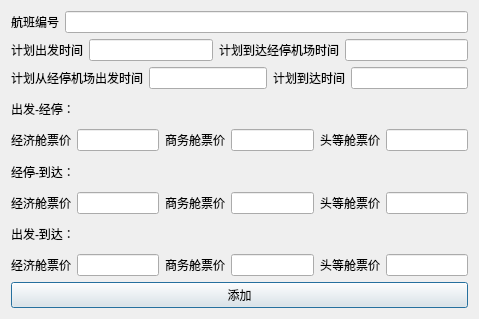
This is add_flight.ui in Russell-A/database-course-design as Qt 5 draws it before an edit. The edited form follows.
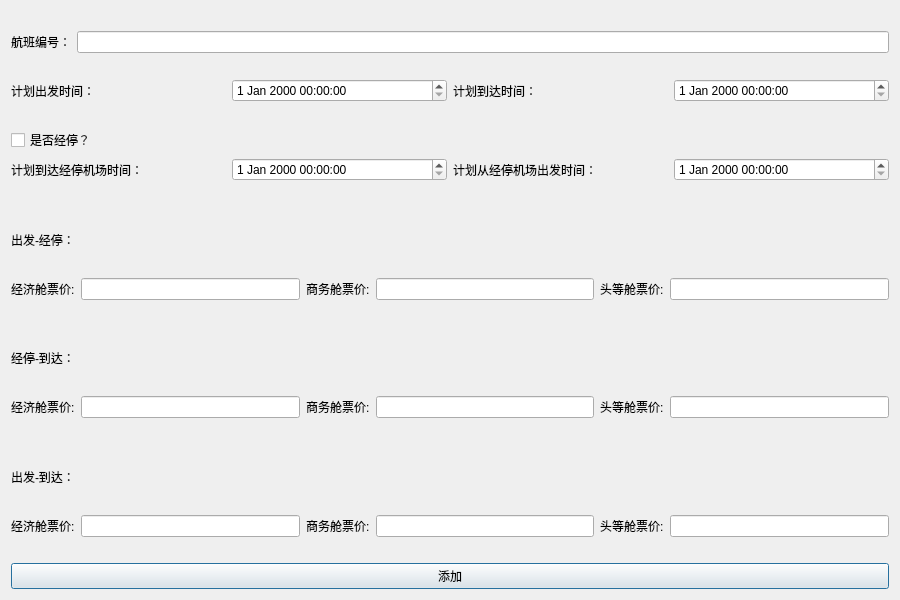
This is the edited form.

Diff of the .ui file:
```diff
--- a/add_flight.ui
+++ b/add_flight.ui
@@ -9,8 +9,8 @@
    <rect>
     <x>0</x>
     <y>0</y>
-    <width>479</width>
-    <height>319</height>
+    <width>900</width>
+    <height>600</height>
    </rect>
   </property>
   <property name="windowTitle">
@@ -22,12 +22,25 @@
   <layout class="QVBoxLayout" name="verticalLayout_2">
    <item>
     <layout class="QVBoxLayout" name="verticalLayout">
+     <item>
+      <spacer name="horizontalSpacer_6">
+       <property name="orientation">
+        <enum>Qt::Horizontal</enum>
+       </property>
+       <property name="sizeHint" stdset="0">
+        <size>
+         <width>40</width>
+         <height>20</height>
+        </size>
+       </property>
+      </spacer>
+     </item>
      <item>
       <layout class="QHBoxLayout" name="horizontalLayout">
        <item>
         <widget class="QLabel" name="label_hbbh">
          <property name="text">
-          <string>航班编号</string>
+          <string>航班编号：</string>
          </property>
         </widget>
        </item>
@@ -36,54 +49,103 @@
        </item>
       </layout>
      </item>
+     <item>
+      <spacer name="horizontalSpacer_5">
+       <property name="orientation">
+        <enum>Qt::Horizontal</enum>
+       </property>
+       <property name="sizeHint" stdset="0">
+        <size>
+         <width>40</width>
+         <height>20</height>
+        </size>
+       </property>
+      </spacer>
+     </item>
      <item>
       <layout class="QHBoxLayout" name="horizontalLayout_2">
        <item>
         <widget class="QLabel" name="label_departure_time">
          <property name="text">
-          <string>计划出发时间</string>
+          <string>计划出发时间：</string>
          </property>
         </widget>
        </item>
        <item>
-        <widget class="QLineEdit" name="lineEdit_3"/>
+        <widget class="QDateTimeEdit" name="dateTimeEdit_departure_time"/>
        </item>
        <item>
-        <widget class="QLabel" name="label_arrival_transit_time">
+        <widget class="QLabel" name="label_arrival_time">
          <property name="text">
-          <string>计划到达经停机场时间</string>
+          <string>计划到达时间：</string>
          </property>
         </widget>
        </item>
        <item>
-        <widget class="QLineEdit" name="lineEdit"/>
+        <widget class="QDateTimeEdit" name="dateTimeEdit_arrival_time"/>
        </item>
       </layout>
      </item>
+     <item>
+      <spacer name="horizontalSpacer_7">
+       <property name="orientation">
+        <enum>Qt::Horizontal</enum>
+       </property>
+       <property name="sizeHint" stdset="0">
+        <size>
+         <width>40</width>
+         <height>20</height>
+        </size>
+       </property>
+      </spacer>
+     </item>
+     <item>
+      <widget class="QCheckBox" name="checkBox_transit">
+       <property name="text">
+        <string>是否经停？</string>
+       </property>
+      </widget>
+     </item>
      <item>
       <layout class="QHBoxLayout" name="horizontalLayout_3">
+       <item>
+        <widget class="QLabel" name="label_arrival_transit_time">
+         <property name="layoutDirection">
+          <enum>Qt::LeftToRight</enum>
+         </property>
+         <property name="text">
+          <string>计划到达经停机场时间：</string>
+         </property>
+        </widget>
+       </item>
+       <item>
+        <widget class="QDateTimeEdit" name="dateTimeEdit_arrival_transit_time"/>
+       </item>
        <item>
         <widget class="QLabel" name="label_departure_transit_time">
          <property name="text">
-          <string>计划从经停机场出发时间</string>
+          <string>计划从经停机场出发时间：</string>
          </property>
         </widget>
        </item>
        <item>
-        <widget class="QLineEdit" name="lineEdit_4"/>
-       </item>
-       <item>
-        <widget class="QLabel" name="label_arrival_time">
-         <property name="text">
-          <string>计划到达时间</string>
-         </property>
-        </widget>
-       </item>
-       <item>
-        <widget class="QLineEdit" name="lineEdit_6"/>
+        <widget class="QDateTimeEdit" name="dateTimeEdit_departure_transit_time"/>
        </item>
       </layout>
      </item>
+     <item>
+      <spacer name="horizontalSpacer_4">
+       <property name="orientation">
+        <enum>Qt::Horizontal</enum>
+       </property>
+       <property name="sizeHint" stdset="0">
+        <size>
+         <width>40</width>
+         <height>20</height>
+        </size>
+       </property>
+      </spacer>
+     </item>
      <item>
       <widget class="QLabel" name="label_departure_transit">
        <property name="text">
@@ -96,7 +158,7 @@
        <item>
         <widget class="QLabel" name="label_price_economy_departure_transit">
          <property name="text">
-          <string>经济舱票价</string>
+          <string>经济舱票价:</string>
          </property>
         </widget>
        </item>
@@ -106,7 +168,7 @@
        <item>
         <widget class="QLabel" name="label_price_business_departure_transit">
          <property name="text">
-          <string>商务舱票价</string>
+          <string>商务舱票价:</string>
          </property>
         </widget>
        </item>
@@ -116,7 +178,7 @@
        <item>
         <widget class="QLabel" name="label_price_first_departure_transit">
          <property name="text">
-          <string>头等舱票价</string>
+          <string>头等舱票价:</string>
          </property>
         </widget>
        </item>
@@ -125,6 +187,19 @@
        </item>
       </layout>
      </item>
+     <item>
+      <spacer name="horizontalSpacer_3">
+       <property name="orientation">
+        <enum>Qt::Horizontal</enum>
+       </property>
+       <property name="sizeHint" stdset="0">
+        <size>
+         <width>40</width>
+         <height>20</height>
+        </size>
+       </property>
+      </spacer>
+     </item>
      <item>
       <widget class="QLabel" name="label_transit_arrival">
        <property name="text">
@@ -137,7 +212,7 @@
        <item>
         <widget class="QLabel" name="label_price_economy_transit_arrival">
          <property name="text">
-          <string>经济舱票价</string>
+          <string>经济舱票价:</string>
          </property>
         </widget>
        </item>
@@ -147,7 +222,7 @@
        <item>
         <widget class="QLabel" name="label_price_business_transit_arrival">
          <property name="text">
-          <string>商务舱票价</string>
+          <string>商务舱票价:</string>
          </property>
         </widget>
        </item>
@@ -157,7 +232,7 @@
        <item>
         <widget class="QLabel" name="label_price_first_transit_arrival">
          <property name="text">
-          <string>头等舱票价</string>
+          <string>头等舱票价:</string>
          </property>
         </widget>
        </item>
@@ -166,6 +241,19 @@
        </item>
       </layout>
      </item>
+     <item>
+      <spacer name="horizontalSpacer">
+       <property name="orientation">
+        <enum>Qt::Horizontal</enum>
+       </property>
+       <property name="sizeHint" stdset="0">
+        <size>
+         <width>40</width>
+         <height>20</height>
+        </size>
+       </property>
+      </spacer>
+     </item>
      <item>
       <widget class="QLabel" name="label_departure_arrival">
        <property name="text">
@@ -178,7 +266,7 @@
        <item>
         <widget class="QLabel" name="label_price_economy_departure_arrival">
          <property name="text">
-          <string>经济舱票价</string>
+          <string>经济舱票价:</string>
          </property>
         </widget>
        </item>
@@ -188,7 +276,7 @@
        <item>
         <widget class="QLabel" name="label_price_business_departure_arrival">
          <property name="text">
-          <string>商务舱票价</string>
+          <string>商务舱票价:</string>
          </property>
         </widget>
        </item>
@@ -198,7 +286,7 @@
        <item>
         <widget class="QLabel" name="label_price_first_departure_arrival">
          <property name="text">
-          <string>头等舱票价</string>
+          <string>头等舱票价:</string>
          </property>
         </widget>
        </item>
@@ -208,7 +296,20 @@
       </layout>
      </item>
      <item>
-      <widget class="QPushButton" name="pushButton">
+      <spacer name="horizontalSpacer_2">
+       <property name="orientation">
+        <enum>Qt::Horizontal</enum>
+       </property>
+       <property name="sizeHint" stdset="0">
+        <size>
+         <width>40</width>
+         <height>20</height>
+        </size>
+       </property>
+      </spacer>
+     </item>
+     <item>
+      <widget class="QPushButton" name="pushButton_insert">
        <property name="text">
         <string>添加</string>
        </property>
```
Left out of the diff: 57 changed lines with no effect on the pictures.
